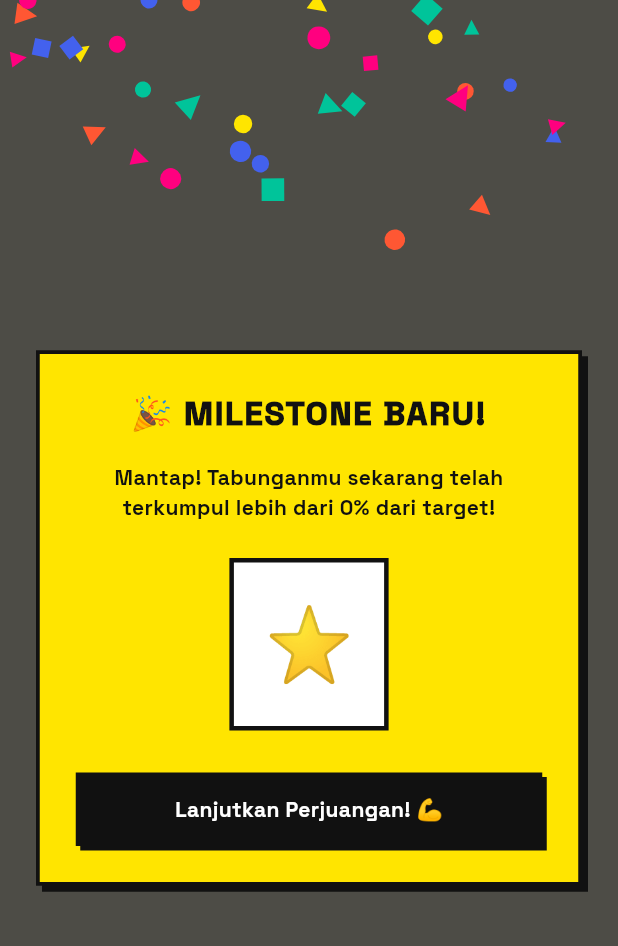
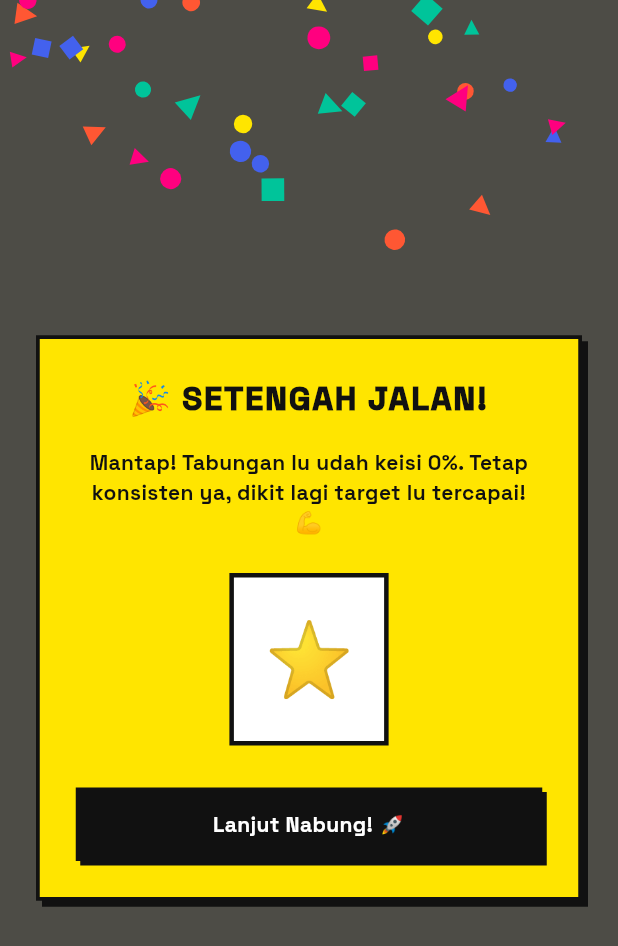
Before and after one commit to abday-wong/yoknabung, a Flutter app: the MilestoneCelebrationDialog widget shown alone on an empty page, opened directly with empty values, on a phone screen of 412 x 824 dp. Shown: the top 946 px of the screen. Run offline on Flutter 3.47's test engine with Material 3 defaults, Android fonts, the light colour scheme and no system bars; our stand-ins replace fl_chart, flutter_local_notifications, google_fonts, image_picker, shared_preferences, timezone; accounts and stored records are empty.

Commit message:
style: make milestone celebration dialog text casual and natural

```diff
--- a/lib/screens/add_edit_transaction_screen.dart
+++ b/lib/screens/add_edit_transaction_screen.dart
@@ -805,7 +805,7 @@ class _MilestoneCelebrationDialogState extends State<MilestoneCelebrationDialog>
                   crossAxisAlignment: CrossAxisAlignment.stretch,
                   children: [
                     Text(
-                      isFinished ? '🏆 GOAL TERCAPAI!' : '🎉 MILESTONE BARU!',
+                      isFinished ? '🏆 TARGET TERCAPAI!' : '🎉 SETENGAH JALAN!',
                       textAlign: TextAlign.center,
                       style: const TextStyle(
                         fontSize: 22,
@@ -817,8 +817,8 @@ class _MilestoneCelebrationDialogState extends State<MilestoneCelebrationDialog>
                     const SizedBox(height: 16),
                     Text(
                       isFinished
-                          ? 'Selamat! Kamu telah berhasil menabung sebesar 100% dari target tabunganmu. Luar biasa!'
-                          : 'Mantap! Tabunganmu sekarang telah terkumpul lebih dari ${widget.percentage.toInt()}% dari target!',
+                          ? 'Selamat! Tabungan lu udah kekumpul 100%. Perjuangan lu membuahkan hasil, sekarang saatnya beli barang impian lu! 🥳'
+                          : 'Mantap! Tabungan lu udah keisi ${widget.percentage.toInt()}%. Tetap konsisten ya, dikit lagi target lu tercapai! 💪',
                       textAlign: TextAlign.center,
                       style: const TextStyle(
                         fontSize: 14,
@@ -842,7 +842,7 @@ class _MilestoneCelebrationDialogState extends State<MilestoneCelebrationDialog>
                     ),
                     const SizedBox(height: 28),
                     NeoButton(
-                      text: isFinished ? 'Keren, Selesai! 🏁' : 'Lanjutkan Perjuangan! 💪',
+                      text: isFinished ? 'Sip, Selesai! 🏁' : 'Lanjut Nabung! 🚀',
                       color: const Color(0xFF111111),
                       textColor: Colors.white,
                       onPressed: widget.onDismiss,
```
